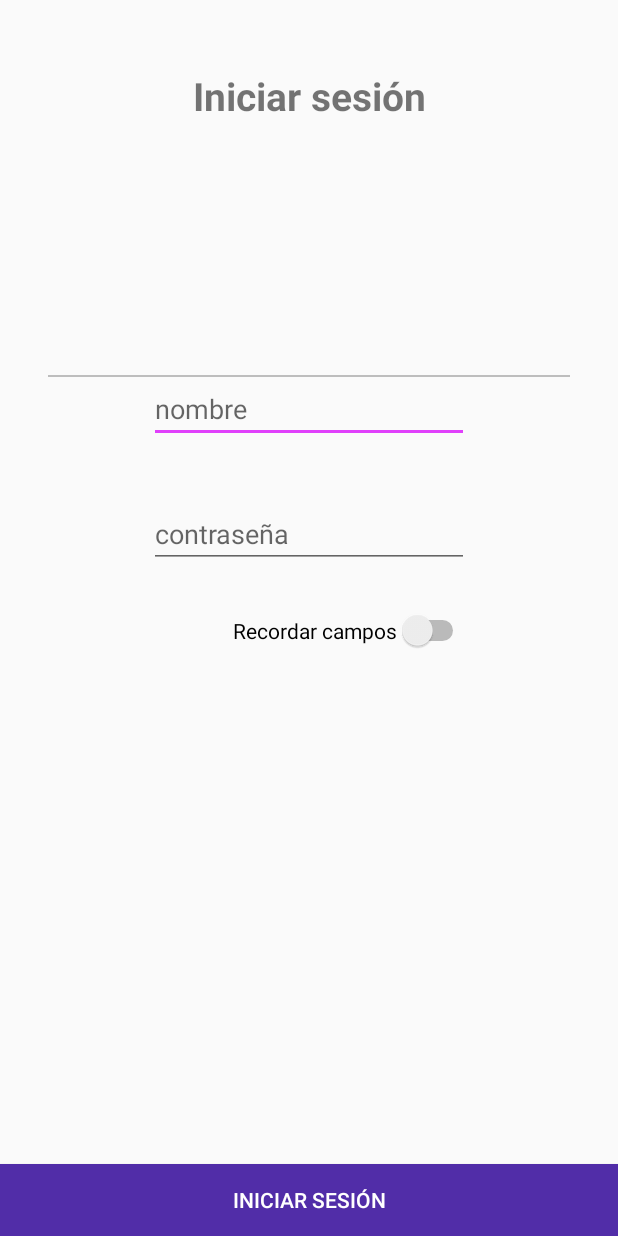
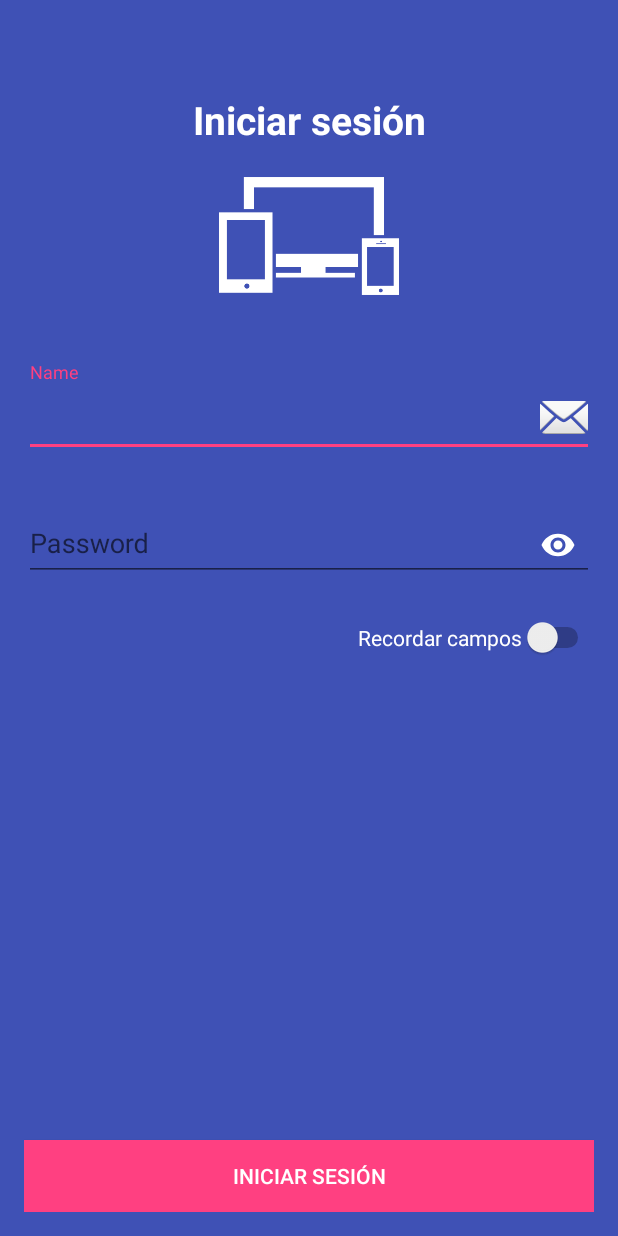
Before and after one commit to danielpuente-dpg/GII14.K.QUICKTEST, an Android app: the screen it shows after launch (LoginActivity), on a phone screen of 412 x 824 dp. Run offline under Robolectric (Android 15) with nearby library versions, the phone set to English and light mode, and no system bars.

Commit message:
Se ha realizado el diseño final del login de la aplicación. Además, ahora se distinge entre cuestionarios resueltos y cuestionarios sin resolver

```diff
--- a/src/QuickTest_Android/app/src/main/java/aplicacion/android/danielvm/quicktest_android/Activities/LoginActivity.java
+++ b/src/QuickTest_Android/app/src/main/java/aplicacion/android/danielvm/quicktest_android/Activities/LoginActivity.java
@@ -4,6 +4,7 @@ import android.content.Context;
 import android.content.Intent;
 import android.content.SharedPreferences;
 import android.os.Bundle;
+import android.support.design.widget.TextInputLayout;
 import android.support.v7.app.AppCompatActivity;
 import android.text.TextUtils;
 import android.util.Log;
@@ -30,8 +31,15 @@ import retrofit2.Retrofit;
 public class LoginActivity extends AppCompatActivity {
 
     // Elementos de la UI
+    //private EditText editTextName;
+    //private EditText editTextPassword;
+
+
     private EditText editTextName;
     private EditText editTextPassword;
+    private TextInputLayout textInputName;
+    private TextInputLayout textInputPassword;
+
     private Switch switchRemember;
     private Button btnLogIn;
 
@@ -42,6 +50,7 @@ public class LoginActivity extends AppCompatActivity {
     protected void onCreate(Bundle savedInstanceState) {
         super.onCreate(savedInstanceState);
         setContentView(R.layout.activity_login);
+
 
         // Inicializamos los elementos de la UI
         bindUI();
@@ -113,6 +122,9 @@ public class LoginActivity extends AppCompatActivity {
      * Metoodo encargado de enlazar e inicializar los elementos de UI.
      */
     private void bindUI() {
+
+        textInputName = (TextInputLayout) findViewById(R.id.textInputName);
+        textInputPassword = (TextInputLayout) findViewById(R.id.textInputPassword);
         editTextName = (EditText) findViewById(R.id.editTextName);
         editTextPassword = (EditText) findViewById(R.id.editTextPassword);
         switchRemember = (Switch) findViewById(R.id.switchRemember);
--- a/src/QuickTest_Android/app/src/main/res/layout/activity_login.xml
+++ b/src/QuickTest_Android/app/src/main/res/layout/activity_login.xml
@@ -1,9 +1,19 @@
 <?xml version="1.0" encoding="utf-8"?>
-<RelativeLayout xmlns:android="http://schemas.android.com/apk/res/android"
+<LinearLayout xmlns:android="http://schemas.android.com/apk/res/android"
+    xmlns:app="http://schemas.android.com/apk/res-auto"
     xmlns:tools="http://schemas.android.com/tools"
     android:layout_width="match_parent"
     android:layout_height="match_parent"
+    android:background="@color/colorPrimary"
+    android:orientation="vertical"
     tools:context=".Activities.LoginActivity">
+
+
+    <RelativeLayout
+        android:layout_width="match_parent"
+        android:layout_height="match_parent"
+        android:layout_margin="16dp"
+        android:orientation="vertical">
 
         <TextView
             android:id="@+id/textViewTitle"
@@ -12,57 +22,68 @@
             android:layout_marginTop="46dp"
             android:gravity="center"
             android:text="Iniciar sesión"
+            android:textColor="@color/cardview_light_background"
             android:textSize="26dp"
             android:textStyle="bold" />
 
-    <RelativeLayout
+        <ImageView
+            android:layout_below="@id/textViewTitle"
+            android:id="@+id/imageViewLogo"
+            android:layout_width="wrap_content"
+            android:layout_height="120dp"
+            android:layout_centerHorizontal="true"
+            android:src="@drawable/logo"/>
+
+
+        <android.support.design.widget.TextInputLayout
+            android:id="@+id/textInputName"
             android:layout_width="match_parent"
-        android:layout_height="match_parent"
-        android:layout_above="@+id/button"
-        android:layout_marginLeft="32dp"
-        android:layout_marginRight="32dp"
-        android:layout_marginTop="250dp">
-
-        <View
-            android:layout_width="match_parent"
-            android:layout_height="1dp"
-            android:background="@color/colorDivider" />
+            android:layout_height="wrap_content"
+            android:layout_below="@id/imageViewLogo"
+            android:layout_marginTop="24dp">
 
             <EditText
                 android:id="@+id/editTextName"
-            android:layout_width="wrap_content"
+                android:layout_width="match_parent"
                 android:layout_height="wrap_content"
-            android:layout_alignParentTop="true"
-            android:layout_centerHorizontal="true"
-            android:ems="10"
-            android:hint="nombre"
-            android:inputType="textEmailAddress" />
+                android:drawableRight="@android:drawable/ic_dialog_email"
+                android:hint="Name"
+                android:textColor="@color/cardview_light_background" />
+
+
+        </android.support.design.widget.TextInputLayout>
+
+        <android.support.design.widget.TextInputLayout
+            android:id="@+id/textInputPassword"
+            android:layout_width="match_parent"
+            android:layout_height="wrap_content"
+            android:layout_below="@id/textInputName"
+            android:layout_marginTop="24dp"
+            app:passwordToggleEnabled="true"
+            app:passwordToggleTint="@android:color/white">
 
             <EditText
                 android:id="@+id/editTextPassword"
-            android:layout_width="wrap_content"
+                android:layout_width="match_parent"
                 android:layout_height="wrap_content"
-            android:layout_alignEnd="@+id/editTextName"
-            android:layout_alignRight="@+id/editTextName"
-            android:layout_below="@+id/editTextName"
-            android:layout_marginTop="38dp"
-            android:ems="10"
-            android:hint="contraseña"
-            android:inputType="textPassword" />
+                android:drawableRight="@android:drawable/ic_dialog_email"
+                android:hint="Password"
+                android:inputType="textPassword"
+                android:textColor="@color/cardview_light_background"/>
+
+
+        </android.support.design.widget.TextInputLayout>
 
         <Switch
             android:id="@+id/switchRemember"
             android:layout_width="wrap_content"
             android:layout_height="wrap_content"
-            android:layout_alignEnd="@+id/editTextPassword"
-            android:layout_alignRight="@+id/editTextPassword"
-            android:layout_below="@+id/editTextPassword"
-            android:layout_marginTop="28dp"
-            android:text="Recordar campos" />
-
-
-    </RelativeLayout>
-
+            android:layout_alignEnd="@+id/textInputPassword"
+            android:layout_alignRight="@+id/textInputPassword"
+            android:layout_below="@+id/textInputPassword"
+            android:layout_marginTop="24dp"
+            android:text="Recordar campos"
+            android:textColor="@color/cardview_light_background" />
 
         <Button
             android:id="@+id/button"
@@ -71,9 +92,11 @@
             android:layout_alignParentBottom="true"
             android:layout_alignParentLeft="true"
             android:layout_alignParentStart="true"
-        android:background="@color/colorPrimaryDark"
+            android:background="@color/colorAccent"
             android:text="Iniciar sesión"
             android:textColor="#FFF" />
 
+    </RelativeLayout>
 
-</RelativeLayout>
+
+</LinearLayout>
--- a/src/QuickTest_Android/app/src/main/res/menu/nav_options.xml
+++ b/src/QuickTest_Android/app/src/main/res/menu/nav_options.xml
@@ -6,7 +6,7 @@
         <item
             android:id="@+id/menu_courses"
             android:icon="@android:drawable/ic_menu_agenda"
-            android:title="Mis cuestionarios" />
+            android:title="Mis cuestionarios sin resolver" />
 
         <item
             android:id="@+id/menu_courses_end"
--- a/src/QuickTest_Android/app/src/main/res/values/colors.xml
+++ b/src/QuickTest_Android/app/src/main/res/values/colors.xml
@@ -5,14 +5,14 @@
     <color name="colorAccent">#FF4081</color>-->
 
 
-    <color name="colorPrimary">#673AB7</color>
+    <!--<color name="colorPrimary">#673AB7</color>
     <color name="colorPrimaryDark">#512DA8</color>
     <color name="colorLight">#D1C4E9</color>
     <color name="colorAccent">#E040FB</color>
     <color name="colorPrimaryText">#212121</color>
     <color name="colorSecondaryText">#757575</color>
     <color name="colorIcons">#FFFFFF</color>
-    <color name="colorDivider">#BDBDBD</color>
+    <color name="colorDivider">#BDBDBD</color>-->
 
     <!--   <color name="colorPrimary">#FF9800</color>
        <color name="colorPrimaryDark">#F57C00</color>
@@ -23,4 +23,24 @@
        <color name="colorSecondaryText">#757575</color>
        <color name="colorIcons">#212121</color>
        <color name="colorDivider">#BDBDBD</color>-->
+
+<!--
+    <color name="colorPrimary">#3F51B5</color>
+    <color name="colorPrimaryDark">#303F9F</color>
+    <color name="colorLight">#C5CAE9</color>
+    <color name="colorAccent">#FF4081</color>
+    <color name="colorPrimaryText">#212121</color>
+    <color name="colorSecondaryText">#757575</color>
+    <color name="colorIcons">#FFFFFF</color>
+    <color name="colorDivider">#BDBDBD</color>-->
+
+    <color name="colorPrimary">#3F51B5</color>
+    <color name="colorPrimaryDark">#303F9F</color>
+    <color name="colorAccent">#FF4081</color>
+    <color name="colorDarkGrey">#455A64</color>
+    <color name="colorPrimaryText">#212121</color>
+    <color name="colorSecondaryText">#757575</color>
+    <color name="colorIcons">#FFFFFF</color>
+    <color name="colorDivider">#BDBDBD</color>
+
 </resources>
--- a/src/QuickTest_Android/app/src/main/res/values/styles.xml
+++ b/src/QuickTest_Android/app/src/main/res/values/styles.xml
@@ -6,6 +6,7 @@
         <item name="colorPrimary">@color/colorPrimary</item>
         <item name="colorPrimaryDark">@color/colorPrimaryDark</item>
         <item name="colorAccent">@color/colorAccent</item>
+
     </style>
 
 </resources>
```
Also changed, not shown: src/QuickTest_Android/app/src/main/java/aplicacion/android/danielvm/quicktest_android/activities/MainActivity.java (+51 -2 lines), src/QuickTest_Android/app/src/main/res/drawable/logo.png (added). Lines whose indentation alone changed are shown as unchanged.
